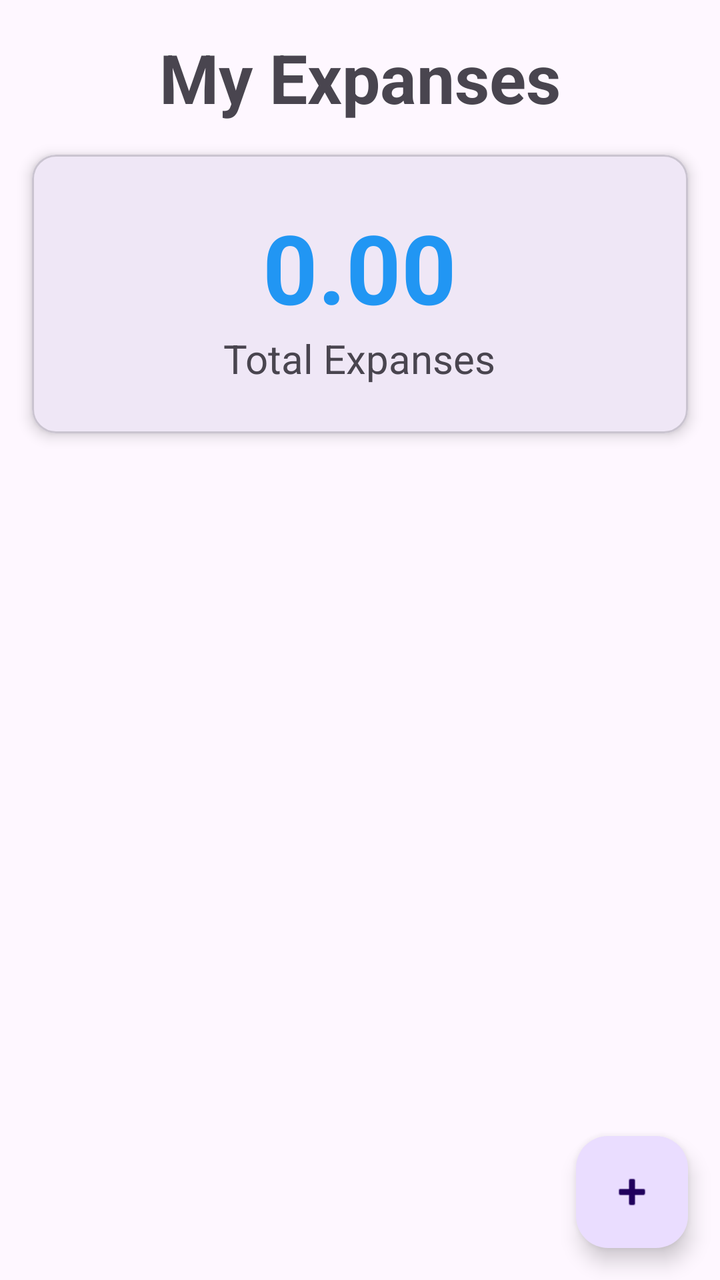
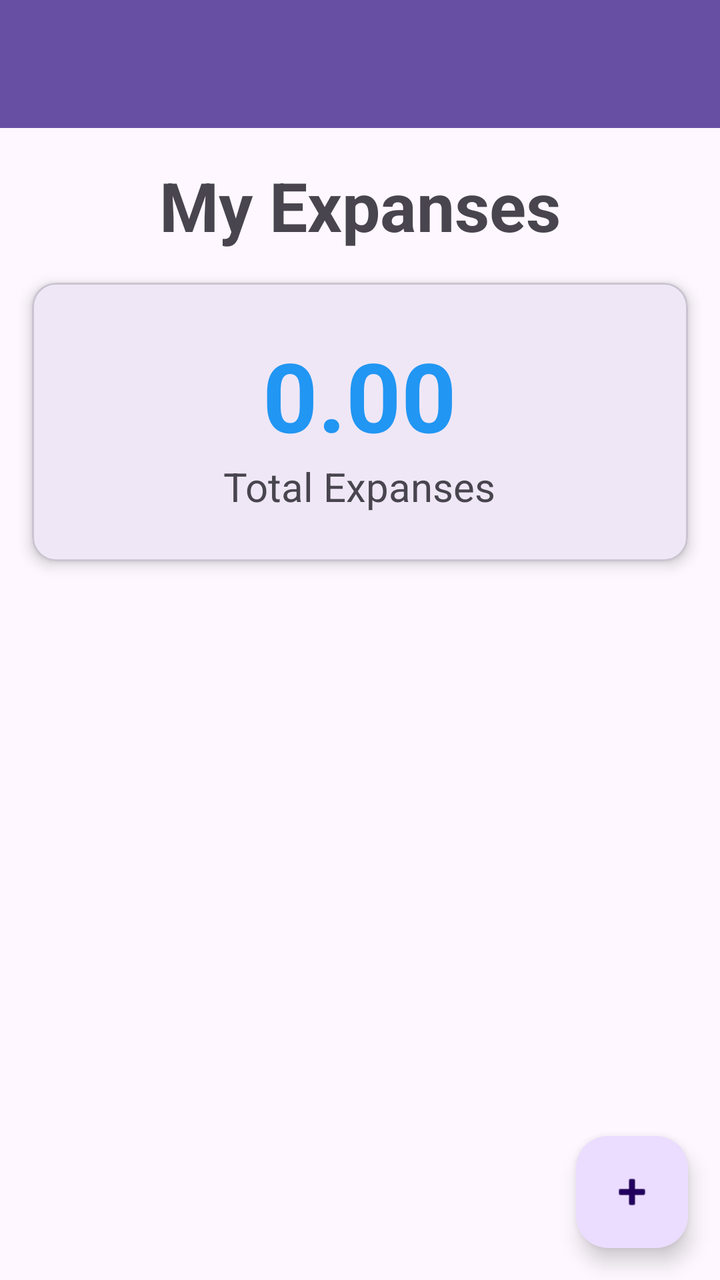

Before-and-after screenshots of an Android layout around one commit, followed by the original layout XML and the change that was made.
<!-- AndroidManifest.xml: application theme Theme.Wx11042 -->
<!-- res/layout/activity_home.xml -->
<?xml version="1.0" encoding="utf-8"?>
<androidx.constraintlayout.widget.ConstraintLayout xmlns:android="http://schemas.android.com/apk/res/android"
    xmlns:app="http://schemas.android.com/apk/res-auto"
    xmlns:tools="http://schemas.android.com/tools"
    android:id="@+id/main"
    android:layout_width="match_parent"
    android:layout_height="match_parent"
    tools:context=".ActivityHome">

    <TextView
        android:id="@+id/tvHeadLine"
        android:layout_width="wrap_content"
        android:layout_height="wrap_content"
        android:layout_marginTop="16dp"
        android:text="My Expanses"
        android:textSize="34sp"
        android:textStyle="bold"
        app:layout_constraintEnd_toEndOf="parent"
        app:layout_constraintStart_toStartOf="parent"
        app:layout_constraintTop_toTopOf="parent" />

    <com.google.android.material.card.MaterialCardView
        android:id="@+id/materialCardView"
        android:layout_width="0dp"
        android:layout_height="wrap_content"
        android:layout_marginStart="16dp"
        android:layout_marginTop="16dp"
        android:layout_marginEnd="16dp"
        android:visibility="visible"
        app:cardElevation="4dp"
        app:layout_constraintEnd_toEndOf="parent"
        app:layout_constraintStart_toStartOf="parent"
        app:layout_constraintTop_toBottomOf="@+id/tvHeadLine">

        <LinearLayout
            android:layout_width="match_parent"
            android:layout_height="match_parent"
            android:orientation="vertical"
            android:padding="24dp">

            <TextView
                android:id="@+id/tvOverallAmount"
                android:layout_width="wrap_content"
                android:layout_height="wrap_content"
                android:layout_gravity="center"
                android:text="0.00"
                android:textColor="#2196F3"
                android:textSize="48sp"
                android:textStyle="bold" />

            <TextView
                android:id="@+id/tvTotalExpanses"
                android:layout_width="wrap_content"
                android:layout_height="wrap_content"
                android:layout_gravity="center"
                android:text="Total Expanses"
                android:textSize="20sp" />
        </LinearLayout>

    </com.google.android.material.card.MaterialCardView>

    <androidx.recyclerview.widget.RecyclerView
        android:id="@+id/rvExpanses"
        android:layout_width="match_parent"
        android:layout_height="0dp"
        android:layout_marginStart="16dp"
        android:layout_marginTop="16dp"
        android:layout_marginEnd="16dp"
        android:layout_marginBottom="16dp"
        app:layout_constraintBottom_toBottomOf="parent"
        app:layout_constraintEnd_toEndOf="parent"
        app:layout_constraintHorizontal_bias="1.0"
        app:layout_constraintStart_toStartOf="parent"
        app:layout_constraintTop_toBottomOf="@+id/materialCardView"
        app:layout_constraintVertical_bias="1.0"
        tools:listitem="@layout/item_expanse" />

    <com.google.android.material.floatingactionbutton.FloatingActionButton
        android:id="@+id/btn_add_expense"
        android:layout_width="wrap_content"
        android:layout_height="wrap_content"
        android:layout_marginEnd="16dp"
        android:layout_marginBottom="16dp"
        android:src="@android:drawable/ic_input_add"
        app:layout_constraintBottom_toBottomOf="parent"
        app:layout_constraintEnd_toEndOf="parent" />
</androidx.constraintlayout.widget.ConstraintLayout>
<!-- res/layout/item_expanse.xml (included above) -->
<?xml version="1.0" encoding="utf-8"?>
<LinearLayout xmlns:android="http://schemas.android.com/apk/res/android"
    android:layout_width="match_parent"
    android:layout_height="wrap_content"
    android:layout_marginTop="16dp"
    android:background="#4E009688"
    android:orientation="vertical">

    <TextView
        android:id="@+id/tvDescription"
        android:layout_width="match_parent"
        android:layout_height="wrap_content"
        android:layout_margin="4dp"
        android:gravity="center"
        android:text="description"
        android:textColor="#2196F3"
        android:textSize="20sp"
        android:textStyle="bold" />

    <TextView
        android:id="@+id/tvExpanseAmount"
        android:layout_width="match_parent"
        android:layout_height="wrap_content"
        android:layout_margin="4dp"
        android:gravity="center"
        android:text="2000"
        android:textSize="20sp"
        android:textStyle="bold" />

    <TextView
        android:id="@+id/tvCategory"
        android:layout_width="match_parent"
        android:layout_height="wrap_content"
        android:layout_margin="4dp"
        android:gravity="center"
        android:text="food"
        android:textSize="16sp" />

    <TextView
        android:id="@+id/tvDate"
        android:layout_width="match_parent"
        android:layout_height="wrap_content"
        android:layout_margin="4dp"
        android:gravity="center"
        android:text="2025"
        android:textSize="16sp" />
</LinearLayout>
<!-- resources referenced by this layout -->
<resources>
  <style name="Theme.Wx11042" parent="Base.Theme.Wx11042" />
  <style name="Base.Theme.Wx11042" parent="Theme.Material3.DayNight.NoActionBar">
          
          
      </style>
</resources>

<!-- the commit's change to res/layout/activity_home.xml (unified diff, before → after) -->
@@ -6,6 +6,13 @@
     android:layout_width="match_parent"
     android:layout_height="match_parent"
     tools:context=".ActivityHome">
+
+    <include
+        layout="@layout/toolbar"
+        android:id="@+id/toolbar"
+        app:layout_constraintEnd_toEndOf="parent"
+        app:layout_constraintStart_toStartOf="parent"
+        app:layout_constraintTop_toTopOf="parent" />
 
     <TextView
         android:id="@+id/tvHeadLine"
@@ -17,7 +24,7 @@
         android:textStyle="bold"
         app:layout_constraintEnd_toEndOf="parent"
         app:layout_constraintStart_toStartOf="parent"
-        app:layout_constraintTop_toTopOf="parent" />
+        app:layout_constraintTop_toBottomOf="@+id/toolbar" />
 
     <com.google.android.material.card.MaterialCardView
         android:id="@+id/materialCardView"
@@ -85,6 +92,17 @@
         app:layout_constraintBottom_toBottomOf="parent"
         app:layout_constraintEnd_toEndOf="parent" />
 </androidx.constraintlayout.widget.ConstraintLayout>
+<!-- res/layout/toolbar.xml (included above) -->
+<?xml version="1.0" encoding="utf-8"?>
+<androidx.appcompat.widget.Toolbar xmlns:android="http://schemas.android.com/apk/res/android"
+    xmlns:app="http://schemas.android.com/apk/res-auto"
+    android:id="@+id/toolbar"
+    android:layout_width="match_parent"
+    android:layout_height="?attr/actionBarSize"
+    android:background="?attr/colorPrimary"
+    android:elevation="4dp"
+    android:theme="@style/ThemeOverlay.AppCompat.Dark.ActionBar"
+    app:popupTheme="@style/ThemeOverlay.AppCompat.Light" />
 <!-- res/layout/item_expanse.xml (included above) -->
 <?xml version="1.0" encoding="utf-8"?>
 <LinearLayout xmlns:android="http://schemas.android.com/apk/res/android"
